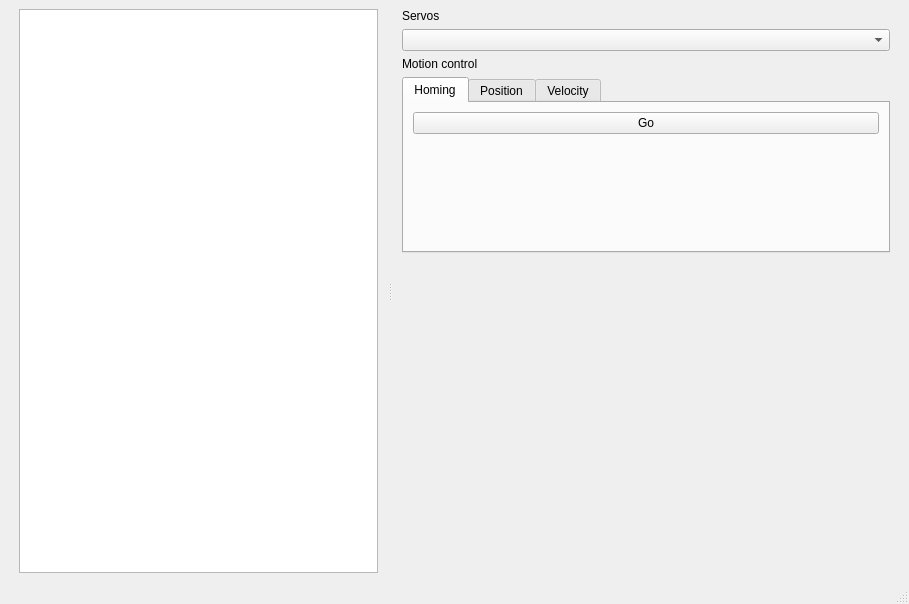
Qt form examples/scope/resources/ui/scopewindow.ui (ingeniamc/ingenialink-python) before a commit.
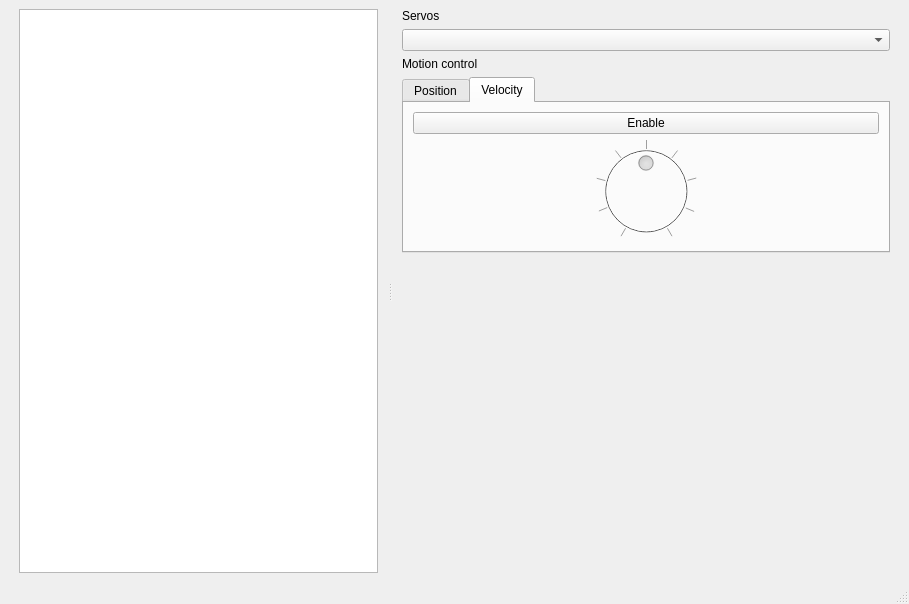
The same form after that commit. The open tabs and pages were chosen to show the change. Custom widgets are drawn as their Qt base class.

Diff of the .ui file:
```diff
--- a/examples/scope/resources/ui/scopewindow.ui
+++ b/examples/scope/resources/ui/scopewindow.ui
@@ -104,48 +104,6 @@
           <property name="currentIndex">
            <number>2</number>
           </property>
-          <widget class="QWidget" name="tabHoming">
-           <attribute name="title">
-            <string>Homing</string>
-           </attribute>
-           <layout class="QVBoxLayout" name="verticalLayout">
-            <property name="spacing">
-             <number>6</number>
-            </property>
-            <property name="leftMargin">
-             <number>9</number>
-            </property>
-            <property name="topMargin">
-             <number>9</number>
-            </property>
-            <property name="rightMargin">
-             <number>9</number>
-            </property>
-            <property name="bottomMargin">
-             <number>9</number>
-            </property>
-            <item>
-             <widget class="QPushButton" name="btnHoming">
-              <property name="text">
-               <string>Go</string>
-              </property>
-             </widget>
-            </item>
-            <item>
-             <widget class="QLabel" name="lblHomingStatus">
-              <property name="text">
-               <string/>
-              </property>
-              <property name="alignment">
-               <set>Qt::AlignCenter</set>
-              </property>
-              <property name="wordWrap">
-               <bool>true</bool>
-              </property>
-             </widget>
-            </item>
-           </layout>
-          </widget>
           <widget class="QWidget" name="tabPosition">
            <attribute name="title">
             <string>Position</string>
```
